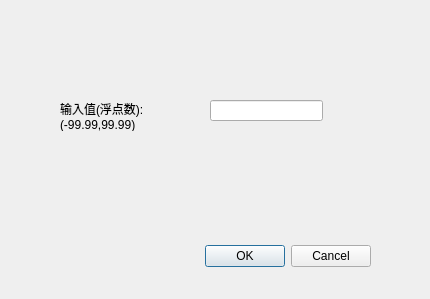
Before: the Qt Designer form code/src/view/NeuronView.ui in zjuliangxun/Visualized-Neural-Networks, drawn with Qt 5.
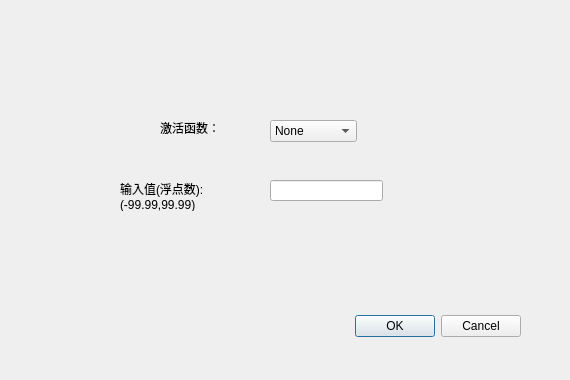
After: the same form once the commit is applied.

```diff
--- a/code/src/view/NeuronView.ui
+++ b/code/src/view/NeuronView.ui
@@ -9,8 +9,8 @@
    <rect>
     <x>0</x>
     <y>0</y>
-    <width>430</width>
-    <height>299</height>
+    <width>570</width>
+    <height>380</height>
    </rect>
   </property>
   <property name="windowTitle">
@@ -22,8 +22,8 @@
   <widget class="QDialogButtonBox" name="buttonBox">
    <property name="geometry">
     <rect>
-     <x>30</x>
-     <y>240</y>
+     <x>180</x>
+     <y>310</y>
      <width>341</width>
      <height>32</height>
     </rect>
@@ -38,8 +38,8 @@
   <widget class="QLineEdit" name="lineEdit">
    <property name="geometry">
     <rect>
-     <x>210</x>
-     <y>100</y>
+     <x>270</x>
+     <y>180</y>
      <width>113</width>
      <height>21</height>
     </rect>
@@ -51,8 +51,8 @@
   <widget class="QLabel" name="label">
    <property name="geometry">
     <rect>
-     <x>60</x>
-     <y>100</y>
+     <x>120</x>
+     <y>180</y>
      <width>141</width>
      <height>31</height>
     </rect>
@@ -62,6 +62,49 @@
 (-99.99,99.99)</string>
    </property>
   </widget>
+  <widget class="QComboBox" name="comboBox">
+   <property name="geometry">
+    <rect>
+     <x>270</x>
+     <y>120</y>
+     <width>87</width>
+     <height>22</height>
+    </rect>
+   </property>
+   <item>
+    <property name="text">
+     <string>None</string>
+    </property>
+   </item>
+   <item>
+    <property name="text">
+     <string>Sigmoid</string>
+    </property>
+   </item>
+   <item>
+    <property name="text">
+     <string>Relu</string>
+    </property>
+   </item>
+   <item>
+    <property name="text">
+     <string>Tanh</string>
+    </property>
+   </item>
+  </widget>
+  <widget class="QLabel" name="label_2">
+   <property name="geometry">
+    <rect>
+     <x>160</x>
+     <y>120</y>
+     <width>72</width>
+     <height>15</height>
+    </rect>
+   </property>
+   <property name="text">
+    <string>激活函数：</string>
+   </property>
+  </widget>
  </widget>
  <resources/>
  <connections>
```
